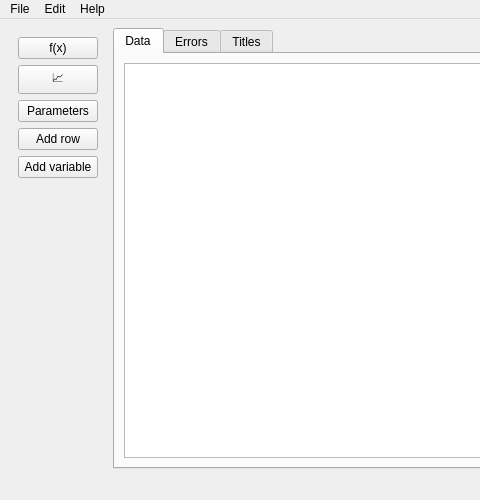
Kirikus/Experiments_2024_autumn, file main/mainwindow.ui: the form before one commit; both pictures show x 0 to 480 and y 0 to 500 of the 800 by 500 pixel window.
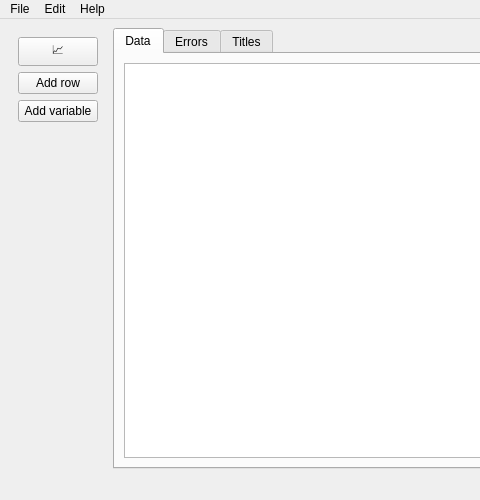
The form after the commit.

Commit message: remove unimplemented buttons and types

```diff
--- a/main/mainwindow.ui
+++ b/main/mainwindow.ui
@@ -49,13 +49,6 @@
      <widget class="QWidget" name="leftMenu" native="true">
       <layout class="QGridLayout" name="gridLayout">
        <item row="3" column="0">
-        <widget class="QPushButton" name="button_Add_row">
-         <property name="text">
-          <string>Add row</string>
-         </property>
-        </widget>
-       </item>
-       <item row="5" column="0">
         <spacer name="verticalSpacer">
          <property name="orientation">
           <enum>Qt::Vertical</enum>
@@ -69,26 +62,13 @@
         </spacer>
        </item>
        <item row="2" column="0">
-        <widget class="QPushButton" name="button_Parameters">
-         <property name="toolTip">
-          <string>Set graph parameters </string>
-         </property>
+        <widget class="QPushButton" name="button_Add_variable">
          <property name="text">
-          <string>Parameters</string>
+          <string>Add variable</string>
          </property>
         </widget>
        </item>
        <item row="0" column="0">
-        <widget class="QPushButton" name="button_Formula">
-         <property name="toolTip">
-          <string>Add new formula</string>
-         </property>
-         <property name="text">
-          <string>f(x)</string>
-         </property>
-        </widget>
-       </item>
-       <item row="1" column="0">
         <widget class="QPushButton" name="button_Graph">
          <property name="toolTip">
           <string>Add new graph</string>
@@ -98,10 +78,10 @@
          </property>
         </widget>
        </item>
-       <item row="4" column="0">
-        <widget class="QPushButton" name="button_Add_variable">
+       <item row="1" column="0">
+        <widget class="QPushButton" name="button_Add_row">
          <property name="text">
-          <string>Add variable</string>
+          <string>Add row</string>
          </property>
         </widget>
        </item>
```
The commit also changes 2 other files.
